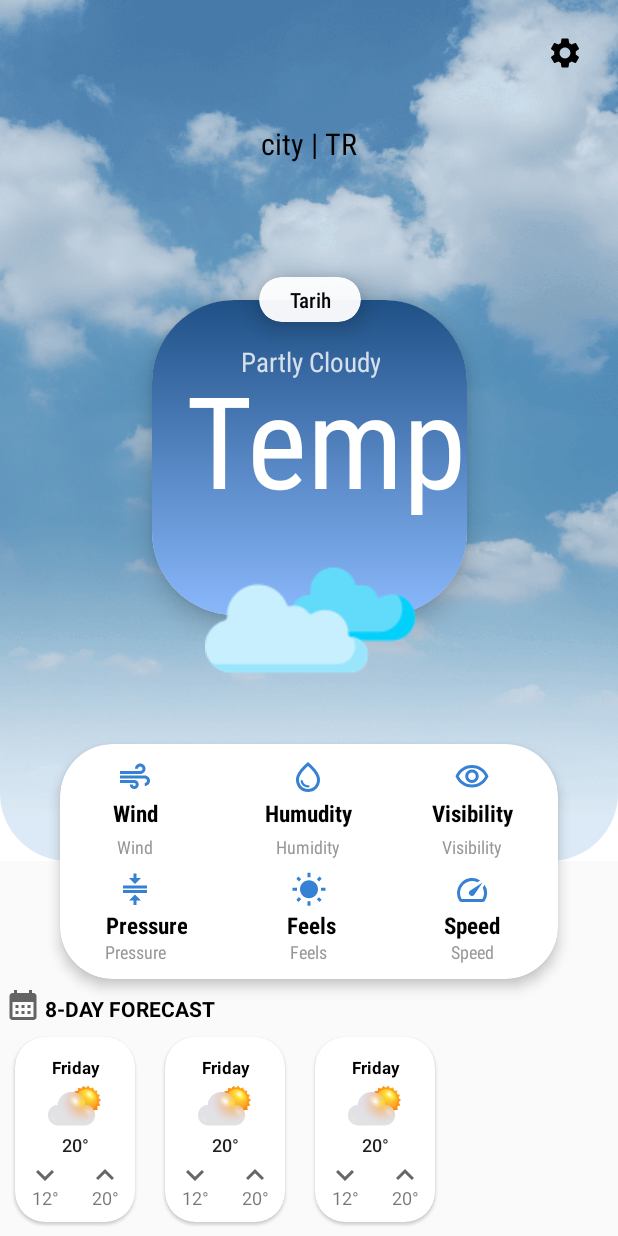
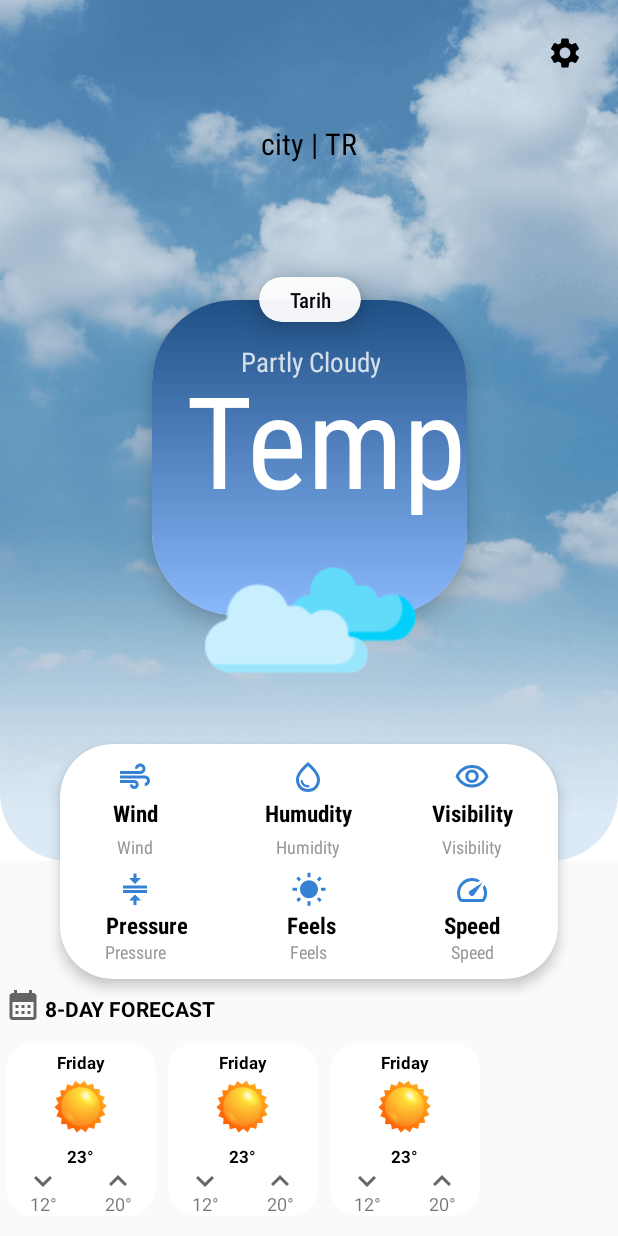
Before and after one commit to Zeynepkryl/WeatherApplicationn, an Android app: the layout activity_main.xml on its own in the app's theme, with its tools: preview values and no code run, on a phone screen of 412 x 824 dp. Run offline under Robolectric (Android 15) with nearby library versions, the phone set to English and light mode, and no system bars.

Commit message:
//itemdaydesign

```diff
--- a/app/src/main/res/layout/item_day_design.xml
+++ b/app/src/main/res/layout/item_day_design.xml
@@ -1,61 +1,67 @@
 <?xml version="1.0" encoding="utf-8"?>
-<LinearLayout xmlns:android="http://schemas.android.com/apk/res/android"
+<layout xmlns:android="http://schemas.android.com/apk/res/android"
     xmlns:app="http://schemas.android.com/apk/res-auto"
-    xmlns:tools="http://schemas.android.com/tools"
-    android:layout_width="100dp"
-    android:layout_height="130dp"
-    android:layoutDirection="locale"
-    android:orientation="vertical">
+    xmlns:tools="http://schemas.android.com/tools">
+
+    <data>
+
+    </data>
 
     <com.google.android.material.card.MaterialCardView
         android:id="@+id/card_view"
-        android:layout_width="match_parent"
-        android:layout_height="0dp"
-        android:layout_marginStart="10dp"
-        android:layout_marginTop="3dp"
-        android:layout_marginEnd="10dp"
-        android:layout_marginBottom="3dp"
-        android:layout_weight="1"
-        app:cardCornerRadius="20dp">
+        android:layout_width="100dp"
+        android:layout_height="wrap_content"
+        android:layout_marginStart="4dp"
+        android:layout_marginTop="8dp"
+        android:layout_marginEnd="4dp"
+        android:layout_marginBottom="8dp"
+        android:backgroundTint="@color/white"
+        app:cardBackgroundColor="@color/white"
+        app:cardCornerRadius="18dp"
+        app:cardElevation="0dp">
 
-        <LinearLayout
-            android:layout_width="match_parent"
-            android:layout_height="match_parent"
-            android:layout_gravity="center"
-            android:gravity="center"
-            android:orientation="vertical">
+        <RelativeLayout
+            android:layout_width="wrap_content"
+            android:layout_height="wrap_content">
 
-            <androidx.appcompat.widget.AppCompatTextView
+            <TextView
                 android:id="@+id/dateText"
-                android:layout_width="match_parent"
+                android:layout_width="wrap_content"
                 android:layout_height="wrap_content"
+                android:layout_centerHorizontal="true"
                 android:layout_marginTop="5dp"
-                android:gravity="center"
                 android:textColor="#000000"
                 android:textSize="11sp"
                 android:textStyle="bold"
                 tools:text="Friday" />
 
+
             <androidx.appcompat.widget.AppCompatImageView
                 android:id="@+id/idIVCondition"
                 android:layout_width="35dp"
                 android:layout_height="35dp"
-                android:src="@drawable/partlycloudy" />
+                android:layout_below="@id/dateText"
+                android:layout_centerHorizontal="true"
+                android:layout_marginTop="4dp"
+                tools:src="@drawable/sunny" />
 
-            <androidx.appcompat.widget.AppCompatTextView
+            <TextView
                 android:id="@+id/temp"
-                android:layout_width="match_parent"
+                android:layout_width="wrap_content"
                 android:layout_height="wrap_content"
-                android:gravity="center"
-                android:layoutDirection="ltr"
-                android:textAppearance="@style/TextAppearance.AppCompat.Title"
-                android:textSize="12sp"
-                tools:text="20°" />
+                android:layout_below="@id/idIVCondition"
+                android:layout_centerHorizontal="true"
+                android:layout_marginTop="8dp"
+                android:textColor="#000000"
+                android:textSize="11sp"
+                android:textStyle="bold"
+                tools:text="23°" />
 
             <LinearLayout
                 android:layout_width="match_parent"
                 android:layout_height="wrap_content"
                 android:orientation="horizontal">
+
 
                 <LinearLayout
                     android:layout_width="0dp"
@@ -68,6 +74,7 @@
 
                         android:layout_width="24dp"
                         android:layout_height="24dp"
+                        android:layout_marginTop="80dp"
                         android:gravity="center"
                         app:srcCompat="@drawable/arrow_down" />
 
@@ -91,9 +98,9 @@
                     android:orientation="vertical">
 
                     <androidx.appcompat.widget.AppCompatImageView
-
                         android:layout_width="24dp"
                         android:layout_height="24dp"
+                        android:layout_marginTop="80dp"
                         android:gravity="center"
                         app:srcCompat="@drawable/arrow_up" />
 
@@ -108,7 +115,6 @@
                         tools:text="20°" />
                 </LinearLayout>
             </LinearLayout>
-        </LinearLayout>
+        </RelativeLayout>
     </com.google.android.material.card.MaterialCardView>
-
-</LinearLayout>
+</layout>
```
